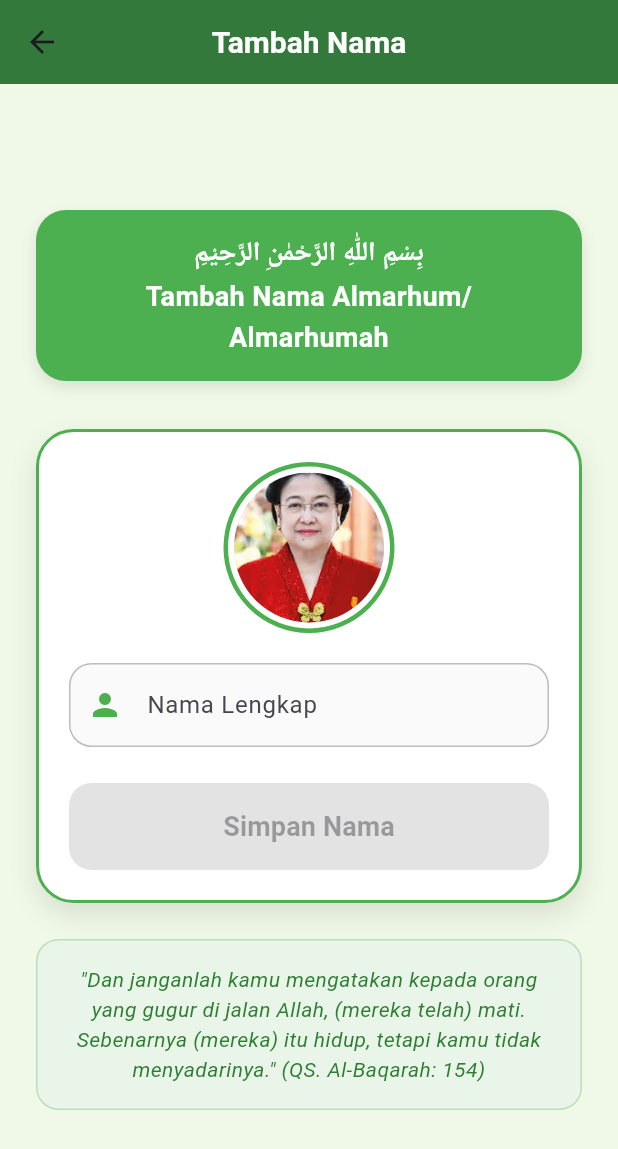
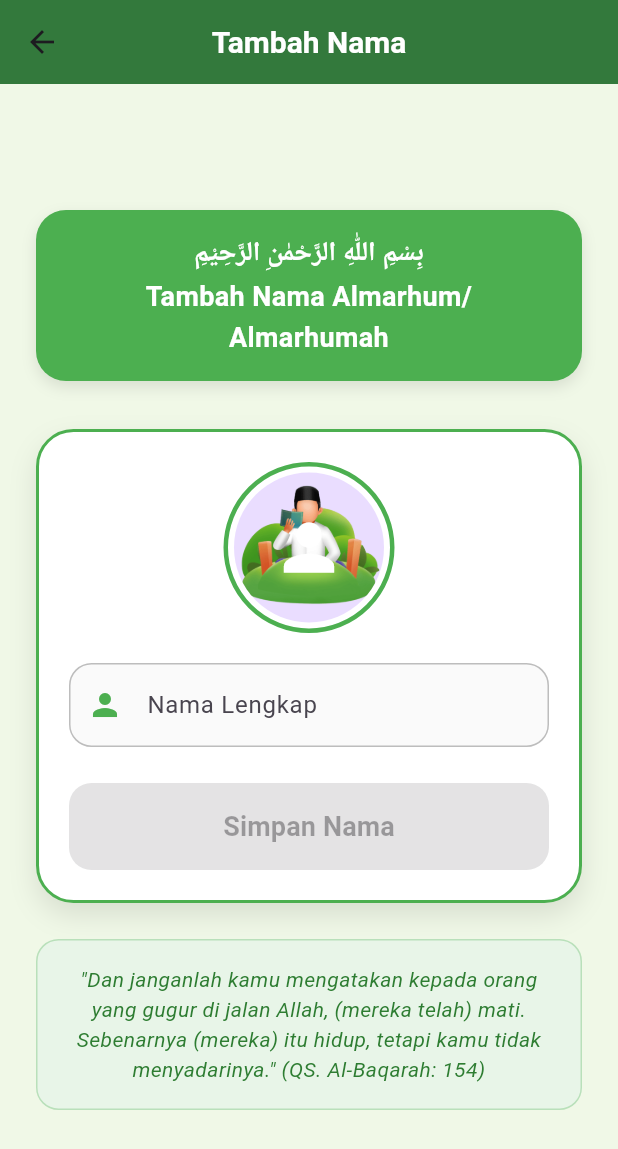
Before and after one commit to ridhoahlulfikri-ctrl/ziarahapp, a Flutter app: the IntroPage screen opened directly, on a phone screen of 412 x 824 dp. Shown: the top 1149 px of the screen. Run offline on Flutter 3.47's test engine with Material 3 defaults, Android fonts, the phone set to English and light mode, and no system bars; our stand-ins replace shared_preferences; accounts and stored records are empty.

Commit message:
Penambahan Fitur Tampilan

```diff
--- a/lib/intro_page.dart
+++ b/lib/intro_page.dart
@@ -109,10 +109,15 @@ class _IntroPageState extends State<IntroPage> {
                           width: 3,
                         ),
                       ),
-                      child: const CircleAvatar(
+                      child: CircleAvatar(
                         radius: 50,
-                        backgroundImage: AssetImage(
-                          'assets/foto/megawati.jpeg',
+                        backgroundImage: const AssetImage(
+                          'assets/foto/Icon.png',
+                        ),
+                        child: const Icon(
+                          Icons.person,
+                          size: 50,
+                          color: Colors.white,
                         ),
                       ),
                     ),
```
Also changed, not shown: lib/db_helper.dart (+10 -0 lines), lib/home_page.dart (+95 -11 lines), assets/foto/Icon.png (added).
